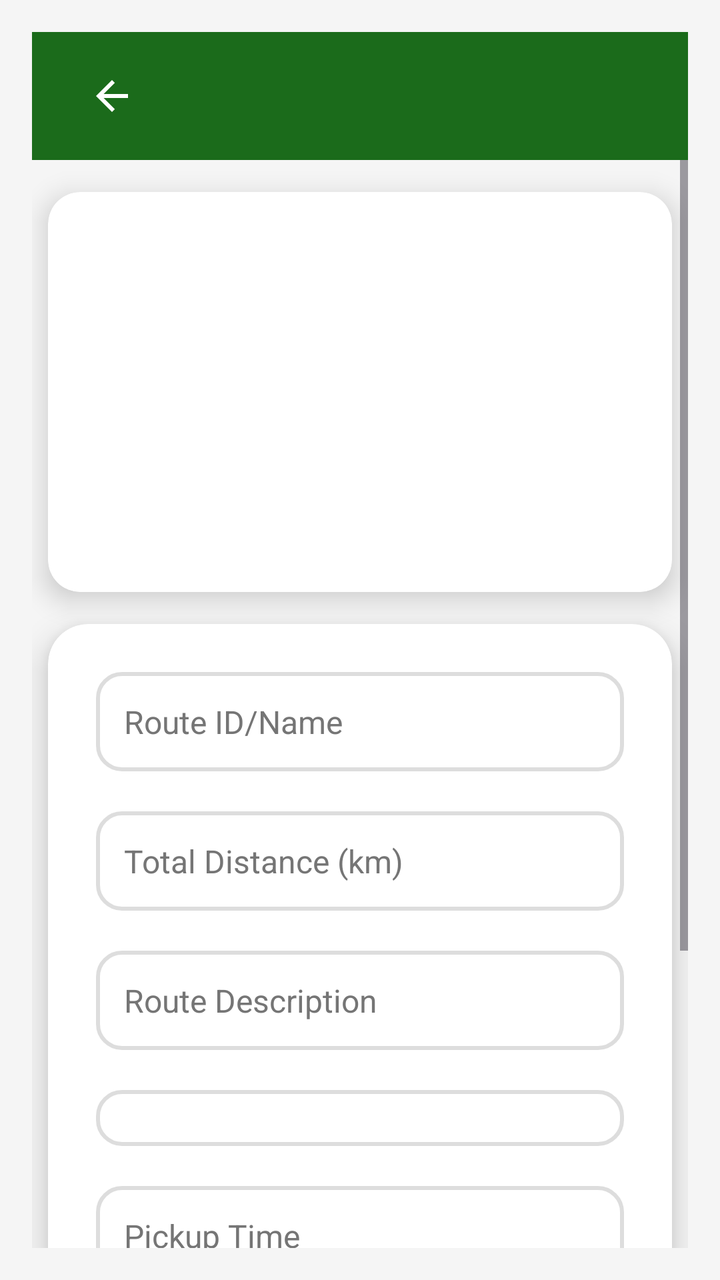
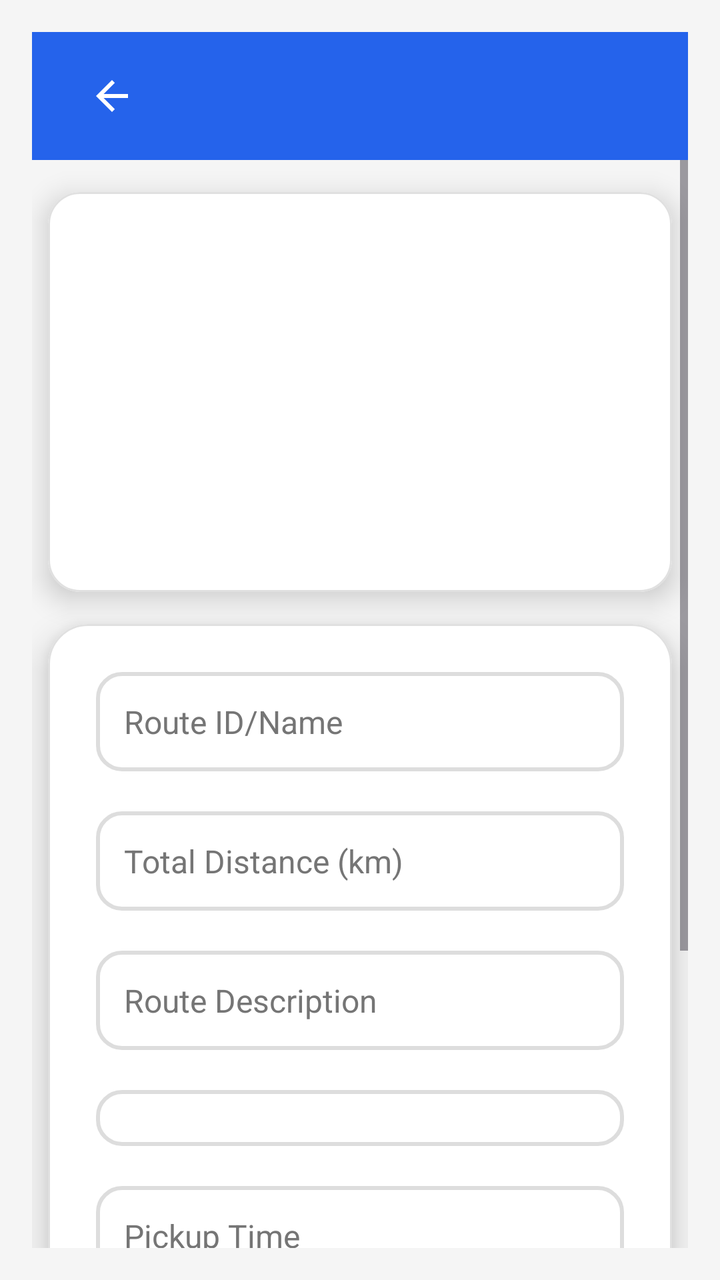

Two renders of the same Android screen: before a commit and after it. Below are the layout's source before the change and the commit's diff.
<!-- AndroidManifest.xml: application theme Theme.TransportApp -->
<!-- res/layout/activity_modify_route.xml -->
<?xml version="1.0" encoding="utf-8"?>
<LinearLayout xmlns:android="http://schemas.android.com/apk/res/android"
    xmlns:app="http://schemas.android.com/apk/res-auto"
    android:layout_width="match_parent"
    android:layout_height="match_parent"
    android:background="@color/screen_background"
    android:orientation="vertical"
    android:padding="16dp">

    
    <include
        layout="@layout/toolbar"
        android:layout_width="match_parent"
        android:layout_height="?attr/actionBarSize" />

    
    <ScrollView
        android:layout_width="match_parent"
        android:layout_height="0dp"
        android:layout_weight="1"
        android:fillViewport="true">

        <LinearLayout
            android:layout_width="match_parent"
            android:layout_height="wrap_content"
            android:orientation="vertical">

            
            <com.google.android.material.card.MaterialCardView
                android:layout_width="match_parent"
                android:layout_height="wrap_content"
                android:layout_marginHorizontal="8dp"
                android:layout_marginTop="16dp"
                android:backgroundTint="@color/surface"
                app:cardCornerRadius="16dp"
                app:cardElevation="8dp">

                <androidx.recyclerview.widget.RecyclerView
                    android:id="@+id/routeRecyclerView"
                    android:layout_width="match_parent"
                    android:layout_height="200dp"
                    android:clipToPadding="false"
                    android:overScrollMode="always"
                    android:padding="12dp" />
            </com.google.android.material.card.MaterialCardView>

            
            <com.google.android.material.card.MaterialCardView
                android:layout_width="match_parent"
                android:layout_height="wrap_content"
                android:layout_marginHorizontal="8dp"
                android:layout_marginTop="16dp"
                android:backgroundTint="@color/surface"
                app:cardCornerRadius="20dp"
                app:cardElevation="10dp">

                <LinearLayout
                    android:layout_width="match_parent"
                    android:layout_height="wrap_content"
                    android:orientation="vertical"
                    android:padding="24dp">

                    
                    <EditText
                        android:id="@+id/routeNameInput"
                        android:layout_width="match_parent"
                        android:layout_height="wrap_content"
                        android:background="@drawable/edittext_background"
                        android:hint="@string/hint_route_id_name"
                        android:padding="14dp"
                        android:textColor="@color/text_primary"
                        android:textColorHint="@color/text_hint"
                        android:textSize="16sp" />

                    
                    <EditText
                        android:id="@+id/totalDistanceInput"
                        android:layout_width="match_parent"
                        android:layout_height="wrap_content"
                        android:layout_marginTop="20dp"
                        android:background="@drawable/edittext_background"
                        android:hint="@string/hint_total_distance_km"
                        android:inputType="numberDecimal"
                        android:padding="14dp"
                        android:textColor="@color/text_primary"
                        android:textColorHint="@color/text_hint"
                        android:textSize="16sp" />

                    
                    <EditText
                        android:id="@+id/routeDescriptionInput"
                        android:layout_width="match_parent"
                        android:layout_height="wrap_content"
                        android:layout_marginTop="20dp"
                        android:background="@drawable/edittext_background"
                        android:hint="@string/hint_route_description"
                        android:padding="14dp"
                        android:textColor="@color/text_primary"
                        android:textColorHint="@color/text_hint"
                        android:textSize="16sp" />

                    
                    <Spinner
                        android:id="@+id/vehicleDropdown"
                        android:layout_width="match_parent"
                        android:layout_height="wrap_content"
                        android:layout_marginTop="20dp"
                        android:background="@drawable/edittext_background"
                        android:padding="14dp"
                        android:spinnerMode="dropdown" />

                    
                    <EditText
                        android:id="@+id/pickupTimeInput"
                        android:layout_width="match_parent"
                        android:layout_height="wrap_content"
                        android:layout_marginTop="20dp"
                        android:background="@drawable/edittext_background"
                        android:cursorVisible="false"
                        android:focusable="false"
                        android:hint="@string/hint_pickup_time"
                        android:onClick="showTimePickerDialog"
                        android:padding="14dp"
                        android:textColor="@color/text_primary"
                        android:textColorHint="@color/text_hint"
                        android:textSize="16sp" />

                    
                    <EditText
                        android:id="@+id/dropOffTimeInput"
                        android:layout_width="match_parent"
                        android:layout_height="wrap_content"
                        android:layout_marginTop="20dp"
                        android:background="@drawable/edittext_background"
                        android:cursorVisible="false"
                        android:focusable="false"
                        android:hint="@string/hint_drop_off_time"
                        android:onClick="showTimePickerDialog"
                        android:padding="14dp"
                        android:textColor="@color/text_primary"
                        android:textColorHint="@color/text_hint"
                        android:textSize="16sp" />

                    
                    <Button
                        android:id="@+id/updateRouteButton"
                        android:layout_width="match_parent"
                        android:layout_height="wrap_content"
                        android:layout_gravity="center"
                        android:layout_marginTop="28dp"
                        android:backgroundTint="@color/green"
                        android:padding="16dp"
                        android:text="@string/update_route"
                        android:textColor="@android:color/white"
                        android:textSize="18sp"
                        android:textStyle="bold"
                        app:cornerRadius="12dp" />
                </LinearLayout>
            </com.google.android.material.card.MaterialCardView>
        </LinearLayout>
    </ScrollView>
</LinearLayout>
<!-- res/layout/toolbar.xml (included above) -->
<?xml version="1.0" encoding="utf-8"?>
<com.google.android.material.appbar.MaterialToolbar xmlns:android="http://schemas.android.com/apk/res/android"
    xmlns:app="http://schemas.android.com/apk/res-auto"
    android:id="@+id/toolbar"
    android:layout_width="match_parent"
    android:layout_height="?attr/actionBarSize"
    android:background="@color/green"
    android:elevation="4dp"
    android:theme="@style/ThemeOverlay.AppCompat.Dark.ActionBar">

    <ImageButton
        android:id="@+id/backButton"
        android:layout_width="48dp"
        android:layout_height="48dp"
        android:layout_marginStart="12dp"
        android:background="@null"
        android:contentDescription="@string/back_button_desc"
        android:src="@drawable/baseline_arrow_back_24"
        app:tint="@android:color/white" />

    <TextView
        android:id="@+id/toolbar_title"
        android:layout_width="wrap_content"
        android:layout_height="wrap_content"
        android:layout_gravity="center"
        android:textColor="@android:color/white"
        android:textSize="22sp"
        android:textStyle="bold" />

    
    <ImageButton
        android:id="@+id/signOutButton"
        android:layout_width="48dp"
        android:layout_height="48dp"
        android:layout_gravity="end"
        android:layout_marginEnd="8dp"
        android:background="?attr/selectableItemBackgroundBorderless"
        android:contentDescription="@string/sign_out"
        android:src="@drawable/baseline_logout_24"
        android:visibility="gone"
        app:tint="@android:color/white" />
</com.google.android.material.appbar.MaterialToolbar>
<!-- resources referenced by this layout -->
<resources>
  <color name="green">#1B6B1B</color>
  <color name="screen_background">#F5F5F5</color>
  <color name="surface">#FFFFFF</color>
  <color name="text_hint">#757575</color>
  <color name="text_primary">#212121</color>
  <!-- drawable baseline_arrow_back_24 (drawable) -->
  <vector xmlns:android="http://schemas.android.com/apk/res/android" android:autoMirrored="true" android:height="24dp" android:tint="@color/text_secondary" android:viewportHeight="24" android:viewportWidth="24" android:width="24dp">
        
      <path android:fillColor="@android:color/white" android:pathData="M20,11H7.83l5.59,-5.59L12,4l-8,8 8,8 1.41,-1.41L7.83,13H20v-2z"/>
      
  </vector>
  <!-- drawable baseline_logout_24 (drawable) -->
  <vector xmlns:android="http://schemas.android.com/apk/res/android" android:autoMirrored="true" android:height="24dp" android:tint="@color/white" android:viewportHeight="24" android:viewportWidth="24" android:width="24dp">
      <path android:fillColor="@android:color/white" android:pathData="M17,7l-1.41,1.41L18.17,11H8v2h10.17l-2.58,2.58L17,17l5,-5zM4,5h8V3H4c-1.1,0 -2,0.9 -2,2v14c0,1.1 0.9,2 2,2h8v-2H4V5z"/>
  </vector>
  <!-- drawable edittext_background (drawable) -->
  <?xml version="1.0" encoding="utf-8"?>
  <shape xmlns:android="http://schemas.android.com/apk/res/android">
      <solid android:color="@color/surface" />
      <corners android:radius="12dp" />
      <stroke android:width="2dp" android:color="@color/border_light" />
  </shape>
  <string name="back_button_desc">Navigate back</string>
  <string name="hint_drop_off_time">Drop Off Time</string>
  <string name="hint_pickup_time">Pickup Time</string>
  <string name="hint_route_description">Route Description</string>
  <string name="hint_route_id_name">Route ID/Name</string>
  <string name="hint_total_distance_km">Total Distance (km)</string>
  <string name="sign_out">Sign out</string>
  <string name="update_route">Update Route</string>
  <style name="Theme.TransportApp" parent="Base.Theme.TransportApp" />
  <color name="text_secondary">#616161</color>
  <color name="white">#FFFFFFFF</color>
  <color name="border_light">#DDDDDD</color>
  <style name="Base.Theme.TransportApp" parent="Theme.Material3.DayNight.NoActionBar">
          
          <item name="colorPrimary">@color/green</item>
          <item name="colorOnPrimary">@color/white</item>
          <item name="colorSecondary">@color/accent_orange</item>
          <item name="colorOnSecondary">@color/white</item>
          
          <item name="materialCardViewStyle">@style/Widget.Material3.CardView.Elevated</item>
      </style>
  <color name="accent_orange">#B45309</color>
</resources>

<!-- the commit's change to res/layout/activity_modify_route.xml (unified diff, before → after) -->
@@ -148,7 +148,7 @@
                         android:layout_height="wrap_content"
                         android:layout_gravity="center"
                         android:layout_marginTop="28dp"
-                        android:backgroundTint="@color/green"
+                        android:backgroundTint="@color/brand_primary"
                         android:padding="16dp"
                         android:text="@string/update_route"
                         android:textColor="@android:color/white"
@@ -167,7 +167,7 @@
     android:id="@+id/toolbar"
     android:layout_width="match_parent"
     android:layout_height="?attr/actionBarSize"
-    android:background="@color/green"
+    android:background="@color/brand_primary"
     android:elevation="4dp"
     android:theme="@style/ThemeOverlay.AppCompat.Dark.ActionBar">
 
<!-- resource entries referenced after the edit -->
@@ -1,6 +1,6 @@
 <!-- resources referenced by this layout -->
 <resources>
-  <color name="green">#1B6B1B</color>
+  <color name="brand_primary">#2563EB</color>
   <color name="screen_background">#F5F5F5</color>
   <color name="surface">#FFFFFF</color>
   <color name="text_hint">#757575</color>
@@ -35,14 +35,32 @@
   <color name="white">#FFFFFFFF</color>
   <color name="border_light">#DDDDDD</color>
   <style name="Base.Theme.TransportApp" parent="Theme.Material3.DayNight.NoActionBar">
-          
-          <item name="colorPrimary">@color/green</item>
-          <item name="colorOnPrimary">@color/white</item>
+          <item name="colorPrimary">@color/theme_primary</item>
+          <item name="colorOnPrimary">@color/theme_on_primary</item>
+          <item name="colorPrimaryContainer">@color/theme_primary_container</item>
+          <item name="colorOnPrimaryContainer">@color/theme_on_primary_container</item>
           <item name="colorSecondary">@color/accent_orange</item>
           <item name="colorOnSecondary">@color/white</item>
+          <item name="colorSurfaceVariant">@color/surface_variant</item>
+          <item name="colorOutlineVariant">@color/outline_card</item>
           
-          <item name="materialCardViewStyle">@style/Widget.Material3.CardView.Elevated</item>
+          <item name="materialCardViewStyle">@style/Widget.Transport.Card</item>
       </style>
+  <color name="theme_primary">#2563EB</color>
+  <color name="theme_on_primary">#FFFFFF</color>
+  <color name="theme_primary_container">#DBEAFE</color>
+  <color name="theme_on_primary_container">#1E3A8A</color>
   <color name="accent_orange">#B45309</color>
+  <color name="surface_variant">#F1F3F4</color>
+  <color name="outline_card">#E0E0E0</color>
+  <style name="Widget.Transport.Card" parent="Widget.Material3.CardView.Elevated">
+          <item name="cardCornerRadius">@dimen/radius_l</item>
+          <item name="cardElevation">@dimen/card_elevation_default</item>
+          <item name="strokeColor">@color/outline_card</item>
+          <item name="strokeWidth">1dp</item>
+          <item name="cardBackgroundColor">@color/surface</item>
+      </style>
+  <dimen name="radius_l">16dp</dimen>
+  <dimen name="card_elevation_default">2dp</dimen>
 </resources>
 
